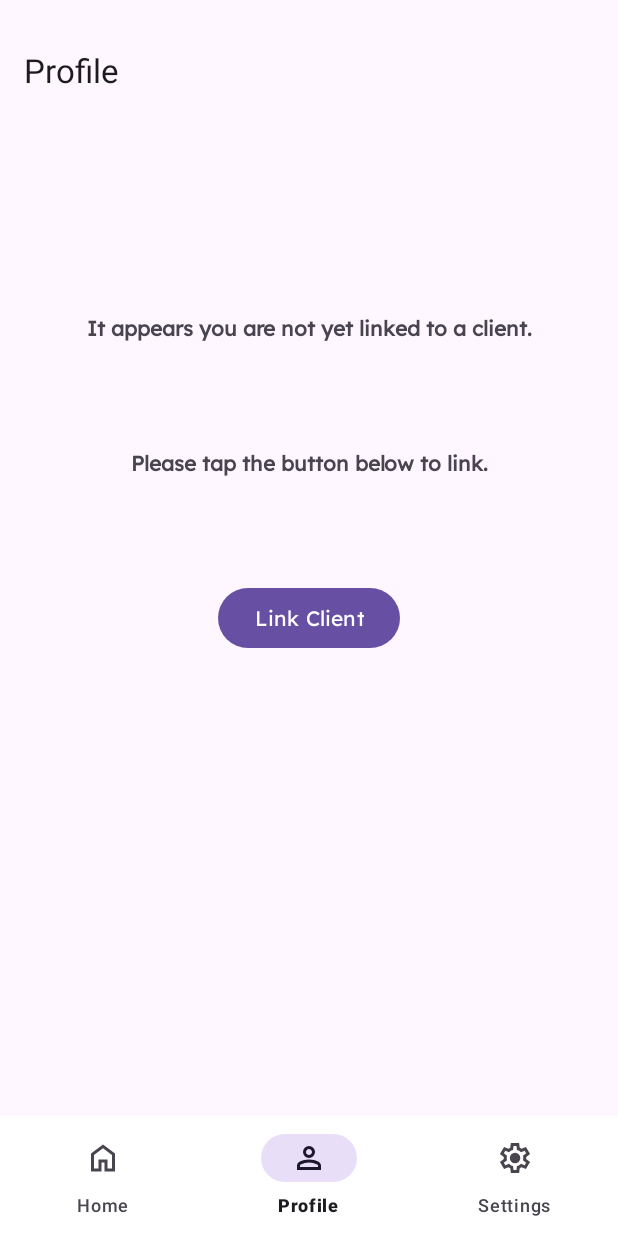
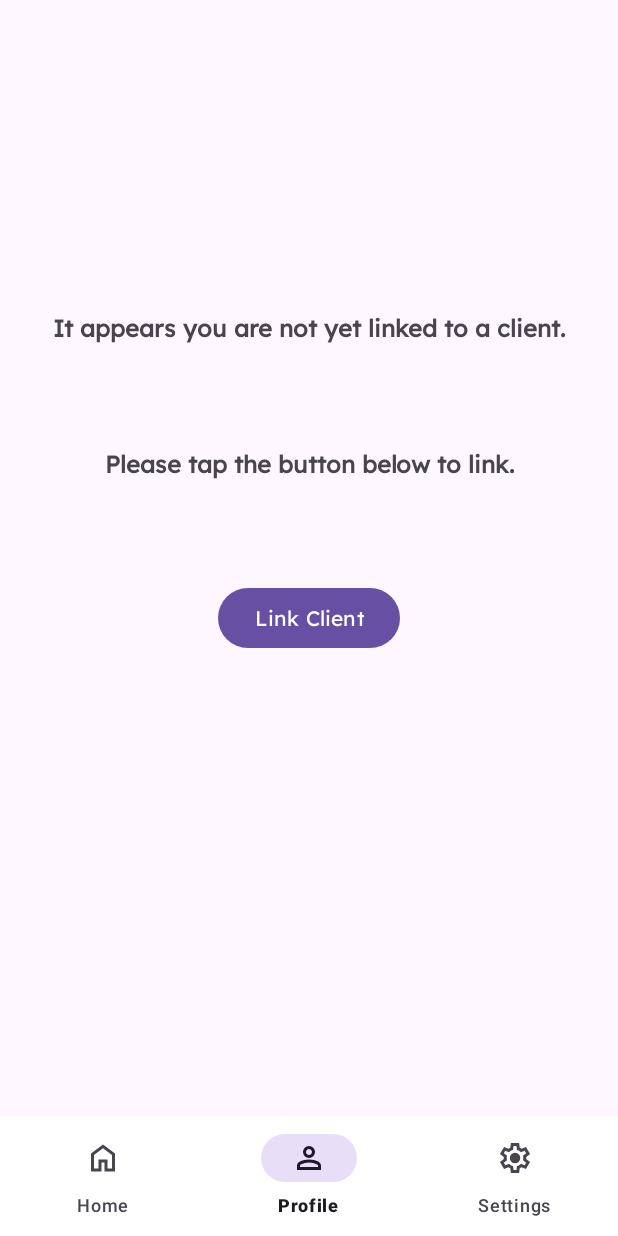
Before and after one commit to matthew-exe/Assistify, an Android app: the ProfileActivity screen opened directly, with no data from a screen before it, on a phone screen of 412 x 824 dp. Run offline under Robolectric (Android 15) with nearby library versions, the phone set to English and light mode, and no system bars; our stand-ins replace Firebase (no records; nobody signed in at launch, a user with empty details on screens opened directly).

Commit message:
Cleaned up some useless files and code, making the profile look prettier.

```diff
--- a/app/src/main/java/com/example/final_login/ProfileActivity.kt
+++ b/app/src/main/java/com/example/final_login/ProfileActivity.kt
@@ -7,6 +7,7 @@ import android.view.View
 import android.widget.ArrayAdapter
 import android.widget.Button
 import android.widget.ImageView
+import android.widget.LinearLayout
 import android.widget.ListView
 import android.widget.TextView
 import android.widget.Toast
@@ -69,6 +70,9 @@ class ProfileActivity: AppCompatActivity() {
         findViewById<TextView>(R.id.pre_link_text_1).visibility = View.GONE
         findViewById<TextView>(R.id.pre_link_text_2).visibility = View.GONE
 
+        val linearLayout = findViewById<LinearLayout>(R.id.linearLayout)
+        linearLayout.setBackgroundResource(R.drawable.border)
+
         Toast.makeText(this, "Successfully linked with ${userDetails.name}", Toast.LENGTH_SHORT).show()
 
         val dob = "Date of Birth: ${userDetails.dateOfBirth}"
--- /dev/null
+++ b/app/src/main/res/drawable/border.xml
@@ -0,0 +1,7 @@
+<?xml version="1.0" encoding="utf-8"?>
+<shape xmlns:android="http://schemas.android.com/apk/res/android"
+    android:shape="rectangle">
+    <stroke
+        android:width="5dip"
+        android:color="#673AB7" />
+</shape>
--- a/app/src/main/res/layout/activity_profile.xml
+++ b/app/src/main/res/layout/activity_profile.xml
@@ -10,19 +10,15 @@
         android:id="@+id/linearLayout"
         android:layout_width="match_parent"
         android:layout_height="0dp"
+        android:layout_marginStart="16dp"
         android:layout_marginTop="16dp"
+        android:layout_marginEnd="16dp"
+        android:layout_marginBottom="16dp"
         android:orientation="vertical"
         app:layout_constraintBottom_toTopOf="@id/bottom_navigation"
         app:layout_constraintEnd_toEndOf="parent"
         app:layout_constraintStart_toStartOf="parent"
         app:layout_constraintTop_toTopOf="parent">
-
-        <TextView
-            android:layout_width="match_parent"
-            android:layout_height="wrap_content"
-            android:padding="16dp"
-            android:text="Profile"
-            android:textAppearance="?android:attr/textAppearanceLarge" />
 
         <ImageView
             android:id="@+id/profile_picture"
@@ -37,7 +33,8 @@
             android:layout_height="wrap_content"
             android:layout_gravity="center_horizontal"
             android:fontFamily="@font/lexend"
-            android:textAppearance="?android:attr/textAppearanceMedium" />
+            android:textAppearance="?android:attr/textAppearanceMedium"
+            android:textSize="32sp" />
 
         <TextView
             android:id="@+id/dob_text"
@@ -45,7 +42,8 @@
             android:layout_height="wrap_content"
             android:layout_gravity="center_horizontal"
             android:fontFamily="@font/lexend"
-            android:textAppearance="?android:attr/textAppearanceSmall" />
+            android:textAppearance="?android:attr/textAppearanceSmall"
+            android:textSize="16sp" />
 
         <TextView
             android:id="@+id/age_text"
@@ -53,7 +51,8 @@
             android:layout_height="wrap_content"
             android:layout_gravity="center_horizontal"
             android:fontFamily="@font/lexend"
-            android:textAppearance="?android:attr/textAppearanceSmall" />
+            android:textAppearance="?android:attr/textAppearanceSmall"
+            android:textSize="16sp" />
 
         <TextView
             android:id="@+id/blood_type_text"
@@ -61,7 +60,8 @@
             android:layout_height="wrap_content"
             android:layout_gravity="center_horizontal"
             android:fontFamily="@font/lexend"
-            android:textAppearance="?android:attr/textAppearanceSmall" />
+            android:textAppearance="?android:attr/textAppearanceSmall"
+            android:textSize="16sp" />
     </LinearLayout>
 
     <TextView
@@ -72,6 +72,7 @@
         android:text="It appears you are not yet linked to a client."
         android:fontFamily="@font/lexend"
         android:textStyle="bold"
+        android:textSize="16sp"
         app:layout_constraintBottom_toTopOf="@+id/linkButton"
         app:layout_constraintEnd_toEndOf="parent"
         app:layout_constraintStart_toStartOf="parent"
@@ -84,6 +85,7 @@
         android:text="Please tap the button below to link."
         android:fontFamily="@font/lexend"
         android:textStyle="bold"
+        android:textSize="16sp"
         app:layout_constraintBottom_toTopOf="@+id/linkButton"
         app:layout_constraintEnd_toEndOf="parent"
         app:layout_constraintStart_toStartOf="parent"
```
Also changed, not shown: app/src/main/res/layout/profile_userlist_dialog.xml (deleted, +0 -20 lines).
